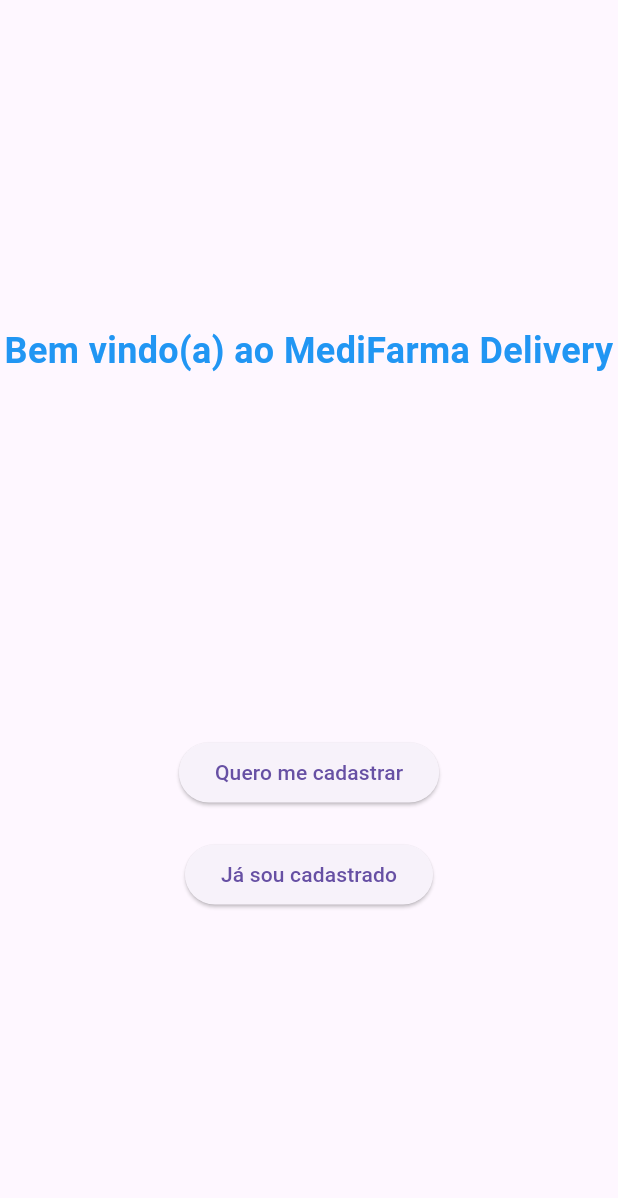
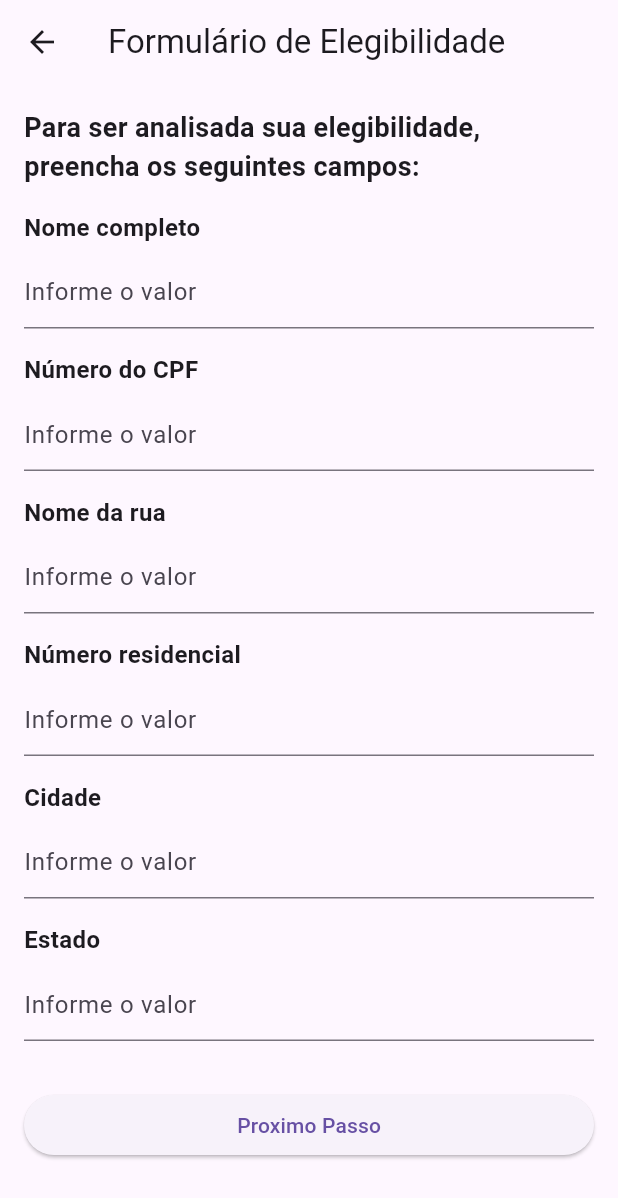
Before and after one commit to Ava-Dynamics/MediAcesso, a Flutter app: the screen it shows after launch, after a tap on "Quero me cadastrar", on a phone screen of 412 x 824 dp. Shown: the top 1198 px of the screen. Run offline on Flutter 3.47's test engine with Material 3 defaults, Android fonts, the phone set to English and light mode, and no system bars; our stand-ins replace firebase_core; accounts and stored records are empty.

Commit message:
criando formulario
Criação do formulario na estrutura MVVM, com as regras de validação do cpf

```diff
--- /dev/null
+++ b/health_4_all/lib/features/formElegibility/form_elegibility_model.dart
@@ -0,0 +1,8 @@
+class UserInfo {
+  String nomeCompleto = '';
+  String numeroCpf = '';
+  String nomeRua = '';
+  String numeroResidencial = '';
+  String cidade = '';
+  String estado = '';
+}
--- /dev/null
+++ b/health_4_all/lib/features/formElegibility/form_elegibility_view.dart
@@ -0,0 +1,136 @@
+import 'package:flutter/material.dart';
+import 'package:health_4_all/features/formElegibility/form_elegibility_view_model.dart';
+
+class FormElegibilityView extends StatefulWidget {
+  const FormElegibilityView({Key? key}) : super(key: key);
+
+  @override
+  _FormElegibilityViewState createState() => _FormElegibilityViewState();
+}
+
+class _FormElegibilityViewState extends State<FormElegibilityView> {
+  final UserInfoViewModel viewModel = UserInfoViewModel();
+  final GlobalKey<ScaffoldState> _scaffoldKey = GlobalKey<ScaffoldState>();
+  final TextEditingController _cpfController = TextEditingController();
+
+  @override
+  void initState() {
+    super.initState();
+    _cpfController.addListener(_formatCPF);
+  }
+
+  @override
+  void dispose() {
+    _cpfController.dispose();
+    super.dispose();
+  }
+
+  void _formatCPF() {
+  String unformattedCPF = _cpfController.text.replaceAll(RegExp(r'\D'), '');
+
+  if (unformattedCPF.length <= 3) {
+    _cpfController.text = unformattedCPF;
+  } else if (unformattedCPF.length <= 6) {
+    _cpfController.text = '${unformattedCPF.substring(0, 3)}.${unformattedCPF.substring(3)}';
+  } else if (unformattedCPF.length <= 9) {
+    _cpfController.text =
+        '${unformattedCPF.substring(0, 3)}.${unformattedCPF.substring(3, 6)}.${unformattedCPF.substring(6)}';
+  } else {
+    _cpfController.text =
+        '${unformattedCPF.substring(0, 3)}.${unformattedCPF.substring(3, 6)}.${unformattedCPF.substring(6, 9)}-${unformattedCPF.substring(9)}';
+  }
+
+  // Certifique-se de que a seleção não ultrapasse o comprimento atual do texto
+  int newCursorPosition = _cpfController.text.length;
+  _cpfController.selection = TextSelection.fromPosition(TextPosition(offset: newCursorPosition));
+}
+
+
+  @override
+  Widget build(BuildContext context) {
+    return Scaffold(
+      key: _scaffoldKey,
+      appBar: AppBar(
+        title: const Text('Formulário de Elegibilidade'),
+      ),
+      body: SingleChildScrollView(
+        child: Padding(
+          padding: const EdgeInsets.all(16.0),
+          child: Column(
+            mainAxisAlignment: MainAxisAlignment.start,
+            crossAxisAlignment: CrossAxisAlignment.stretch,
+            children: [
+              const Text(
+                'Para ser analisada sua elegibilidade, preencha os seguintes campos:',
+                style: TextStyle(
+                  fontSize: 18.0,
+                  fontWeight: FontWeight.bold,
+                ),
+              ),
+              const SizedBox(height: 16.0),
+              _buildTextFieldWithLabel('Nome completo', 'Informe o valor', TextEditingController()),
+              _buildTextFieldWithLabel('Número do CPF', 'Informe o valor', _cpfController, onChanged: (value) {
+                viewModel.numeroCpf = value;
+                viewModel.updateCpfValidation(value);
+              }),
+              _buildTextFieldWithLabel('Nome da rua', 'Informe o valor', TextEditingController()),
+              _buildTextFieldWithLabel('Número residencial', 'Informe o valor', TextEditingController()),
+              _buildTextFieldWithLabel('Cidade', 'Informe o valor', TextEditingController()),
+              _buildTextFieldWithLabel('Estado', 'Informe o valor', TextEditingController()),
+              const SizedBox(height: 16.0),
+              ElevatedButton(
+                onPressed: () {
+                  // Lógica para processar os dados do formulário
+                  _submitForm();
+                },
+                child: const Text('Proximo Passo'),
+              ),
+            ],
+          ),
+        ),
+      ),
+    );
+  }
+
+  void _submitForm() {
+    // Exemplo: Exibir mensagem de erro se o CPF for inválido
+    String cpfValidationError = viewModel.isValidCPF(_cpfController.text);
+    if (cpfValidationError.isNotEmpty) {
+      // Exibir SnackBar com a mensagem de erro
+      _showErrorSnackBar(cpfValidationError);
+    }
+  }
+
+  void _showErrorSnackBar(String errorMessage) {
+    ScaffoldMessenger.of(context).showSnackBar(
+      SnackBar(
+        content: Text(errorMessage),
+        duration: const Duration(seconds: 2),
+      ),
+    );
+  }
+
+  Widget _buildTextFieldWithLabel(String label, String hint, TextEditingController controller, {ValueChanged<String>? onChanged}) {
+    return Column(
+      crossAxisAlignment: CrossAxisAlignment.start,
+      children: [
+        Text(
+          label,
+          style: const TextStyle(
+            fontSize: 16.0,
+            fontWeight: FontWeight.bold,
+          ),
+        ),
+        const SizedBox(height: 8.0),
+        TextField(
+          controller: controller,
+          onChanged: onChanged,
+          decoration: InputDecoration(
+            hintText: hint,
+          ),
+        ),
+        const SizedBox(height: 16.0),
+      ],
+    );
+  }
+}
--- /dev/null
+++ b/health_4_all/lib/features/formElegibility/form_elegibility_view_model.dart
@@ -0,0 +1,90 @@
+import 'package:health_4_all/features/formElegibility/form_elegibility_model.dart';
+
+class UserInfoViewModel {
+  UserInfo _userInfo = UserInfo();
+
+  String get nomeCompleto => _userInfo.nomeCompleto;
+  set nomeCompleto(String value) {
+    _userInfo.nomeCompleto = value;
+  }
+
+  String get numeroCpf => _userInfo.numeroCpf;
+  set numeroCpf(String value) {
+    // Validar e armazenar o CPF apenas se for válido
+    String validationError = isValidCPF(value);
+    if (validationError.isEmpty) {
+      _userInfo.numeroCpf = value;
+    } else {
+      // Lidar com o erro, por exemplo, lançando uma exceção, exibindo uma mensagem, etc.
+      print(validationError);
+    }
+  }
+
+  String _cpfValidationError = '';
+
+  String get cpfValidationError => _cpfValidationError;
+
+  void updateCpfValidation(String cpf) {
+    // Atualiza a validação do CPF em tempo real
+    _cpfValidationError = isValidCPF(cpf);
+  }
+
+  String isValidCPF([String? cpf]) {
+  // Remover caracteres não numéricos
+  cpf = cpf ?? _userInfo.numeroCpf;
+  cpf = cpf.replaceAll(RegExp(r'[^0-9]'), '');
+
+  // Verificar se o CPF tem 11 dígitos
+  if (cpf.length != 11) {
+    return 'CPF deve ter 11 dígitos';
+  }
+
+  // Verificar se todos os dígitos são iguais (situação inválida)
+  if (RegExp(r'(\d)\1{10}').hasMatch(cpf)) {
+    return 'CPF inválido (todos os dígitos iguais)';
+  }
+
+  // Calcular os dígitos verificadores
+  List<int> cpfDigits = cpf.split('').map((e) => int.parse(e)).toList();
+  int firstVerifier = _calculateVerifier(cpfDigits.sublist(0, 9), cpfDigits[9]);
+  int secondVerifier = _calculateVerifier(cpfDigits.sublist(0, 10), cpfDigits[10]);
+
+  // Verificar se os dígitos verificadores são iguais aos fornecidos
+  if (cpfDigits[9] != firstVerifier || cpfDigits[10] != secondVerifier) {
+    return 'CPF inválido (dígitos verificadores incorretos)';
+  }
+
+  // CPF é válido
+  return '';
+  }
+
+  int _calculateVerifier(List<int> cpfDigits, int verifier) {
+    int sum = cpfDigits.fold(0, (acc, digit) => acc + digit);
+
+    int remainder = sum % 11;
+    int calculatedVerifier = (remainder < 2) ? 0 : (11 - remainder);
+
+    return calculatedVerifier;
+  }
+
+
+  String get nomeRua => _userInfo.nomeRua;
+  set nomeRua(String value) {
+    _userInfo.nomeRua = value;
+  }
+
+  String get numeroResidencial => _userInfo.numeroResidencial;
+  set numeroResidencial(String value) {
+    _userInfo.numeroResidencial = value;
+  }
+
+  String get cidade => _userInfo.cidade;
+  set cidade(String value) {
+    _userInfo.cidade = value;
+  }
+
+  String get estado => _userInfo.estado;
+  set estado(String value) {
+    _userInfo.estado = value;
+  }
+}
--- a/health_4_all/lib/features/welcomeHome/welcome_home_view.dart
+++ b/health_4_all/lib/features/welcomeHome/welcome_home_view.dart
@@ -1,4 +1,5 @@
 import 'package:flutter/material.dart';
+import 'package:health_4_all/features/formElegibility/form_elegibility_view.dart';
 
 class WelcomeHomeView extends StatelessWidget {
   final Function() onQueroMeCadastrarPressed;
@@ -28,14 +29,13 @@
             const SizedBox(height: 240),
             ElevatedButton(
               onPressed: () {
-                print('Quero me cadastrar pressionado');
+                Navigator.push(context, MaterialPageRoute(builder: (context) => const FormElegibilityView()));
               },
               child: const Text('Quero me cadastrar')
             ),
             const SizedBox(height: 20),
             ElevatedButton(
               onPressed: () {
-                // Lógica do botão "Já sou cadastrado"
                 print('Já sou cadastrado pressionado');
             },
               child: const Text('Já sou cadastrado'),
```
